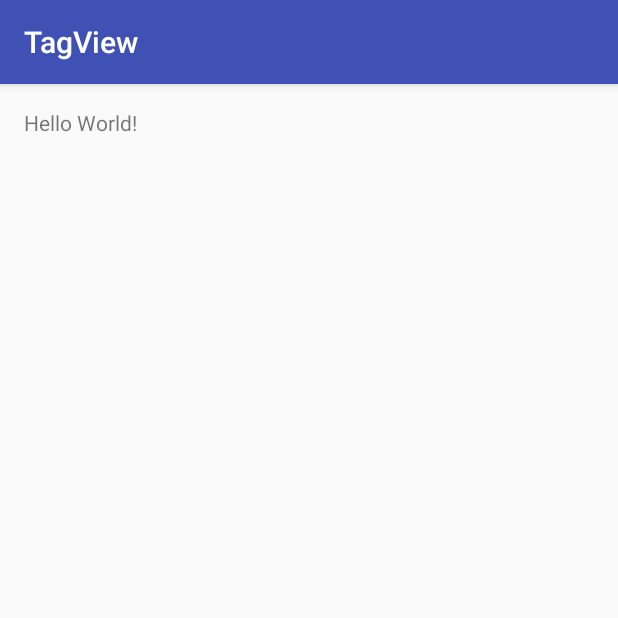
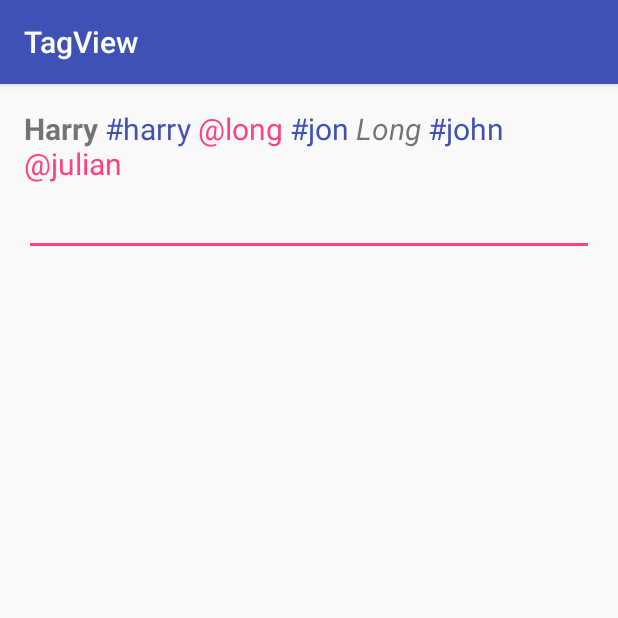
Before and after one commit to harrylefit/tagview, an Android app: the screen it shows after launch (MainActivity), on a phone screen of 412 x 824 dp, the top half of it. Run offline under Robolectric (Android 15) with nearby library versions, the phone set to English and light mode, and no system bars; libraries missing offline, so code that uses them is left out: com.labo.kaji.

Commit message:
done basic funtion

```diff
--- a/TagView/app/src/main/java/vn/eazy/example/MainActivity.java
+++ b/TagView/app/src/main/java/vn/eazy/example/MainActivity.java
@@ -1,13 +1,37 @@
 package vn.eazy.example;
 
+import android.os.Bundle;
 import android.support.v7.app.AppCompatActivity;
-import android.os.Bundle;
+import android.widget.Toast;
 
-public class MainActivity extends AppCompatActivity {
+import com.labo.kaji.relativepopupwindow.RelativePopupWindow.HorizontalPosition;
+import com.labo.kaji.relativepopupwindow.RelativePopupWindow.VerticalPosition;
+
+import vn.eazy.tagview.core.ActiveHashTag;
+import vn.eazy.tagview.list.ListViewPopup;
+import vn.eazy.tagview.widget.TagEditTextView;
+import vn.eazy.tagview.widget.TagTextView;
+
+public class MainActivity extends AppCompatActivity implements ActiveHashTag.OnHashTagClickListener {
+    private TagTextView tvContent;
+    private TagEditTextView tvInput;
 
     @Override
     protected void onCreate(Bundle savedInstanceState) {
         super.onCreate(savedInstanceState);
         setContentView(R.layout.activity_main);
+        tvContent = (TagTextView) findViewById(R.id.tvContent);
+        String content = "<b>Harry</b> #harry @long #jon <i>Long</i> #john @julian";
+        tvContent.appendText(content);
+        tvContent.setHashTagClickListener(this);
+
+        tvInput = (TagEditTextView) findViewById(R.id.tvInput);
+        tvInput.setHashTagClickListener(this);
+    }
+
+    @Override
+    public void onHashTagClicked(String hashTag) {
+        Toast.makeText(getApplicationContext(), hashTag, Toast.LENGTH_SHORT).show();
+        new ListViewPopup(tvInput.getContext()).showOnAnchor(tvInput, VerticalPosition.BELOW, HorizontalPosition.ALIGN_LEFT);
     }
 }
--- a/TagView/app/src/main/res/layout/activity_main.xml
+++ b/TagView/app/src/main/res/layout/activity_main.xml
@@ -1,6 +1,8 @@
 <?xml version="1.0" encoding="utf-8"?>
-<RelativeLayout xmlns:android="http://schemas.android.com/apk/res/android"
+<LinearLayout xmlns:android="http://schemas.android.com/apk/res/android"
+    xmlns:app="http://schemas.android.com/apk/res-auto"
     xmlns:tools="http://schemas.android.com/tools"
+    android:orientation="vertical"
     android:id="@+id/activity_main"
     android:layout_width="match_parent"
     android:layout_height="match_parent"
@@ -10,8 +12,25 @@
     android:paddingTop="@dimen/activity_vertical_margin"
     tools:context="vn.eazy.example.MainActivity">
 
-    <TextView
-        android:layout_width="wrap_content"
+    <vn.eazy.tagview.widget.TagTextView
+        android:id="@+id/tvContent"
+        android:layout_width="match_parent"
         android:layout_height="wrap_content"
-        android:text="Hello World!" />
-</RelativeLayout>
+        android:textSize="20sp"
+        app:ttv_color_hashtag="@color/colorPrimary"
+        app:ttv_color_mention="@color/colorAccent"
+        app:ttv_enable_hashtag="true"
+        app:ttv_enable_mention="true"
+        app:ttv_support_html="true" />
+
+    <vn.eazy.tagview.widget.TagEditTextView
+        android:id="@+id/tvInput"
+        android:layout_width="match_parent"
+        android:layout_height="wrap_content"
+        android:textSize="20sp"
+        app:ttv_color_hashtag="@color/colorPrimary"
+        app:ttv_color_mention="@color/colorAccent"
+        app:ttv_enable_hashtag="true"
+        app:ttv_enable_mention="true"
+        app:ttv_support_html="true" />
+</LinearLayout>
--- a/TagView/tagview/build.gradle
+++ b/TagView/tagview/build.gradle
@@ -22,11 +22,13 @@ android {
 }
 
 dependencies {
-    compile fileTree(dir: 'libs', include: ['*.jar'])
+    compile fileTree(include: ['*.jar'], dir: 'libs')
     androidTestCompile('com.android.support.test.espresso:espresso-core:2.2.2', {
         exclude group: 'com.android.support', module: 'support-annotations'
     })
     compile 'com.android.support:appcompat-v7:25.1.0'
     testCompile 'junit:junit:4.12'
-    compile 'com.github.fobid:linkable-text:0.1.4'
+    compile 'com.labo.kaji:relativepopupwindow:0.2.1'
+    compile 'com.android.support:cardview-v7:25.1.0'
+    compile 'com.android.support:recyclerview-v7:25.1.0'
 }
--- /dev/null
+++ b/TagView/tagview/src/main/java/vn/eazy/tagview/core/ActiveHashTag.java
@@ -0,0 +1,243 @@
+package vn.eazy.tagview.core;
+
+import android.text.Editable;
+import android.text.Spannable;
+import android.text.TextWatcher;
+import android.text.method.LinkMovementMethod;
+import android.text.style.CharacterStyle;
+import android.text.style.ForegroundColorSpan;
+import android.util.Log;
+import android.widget.TextView;
+
+import java.util.ArrayList;
+import java.util.LinkedHashSet;
+import java.util.List;
+import java.util.Set;
+
+import vn.eazy.tagview.widget.TagEditTextView;
+
+public final class ActiveHashTag implements ClickableColorSpan.OnHashTagClickListener {
+    private final String TAG = ActiveHashTag.class.getSimpleName();
+    private OnHashTagClickListener onHashTagClickListener;
+
+    public interface OnHashTagClickListener {
+        void onHashTagClicked(String hashTag);
+    }
+
+    private final List<Character> hashTagCharsList;
+    private TextView textView;
+    private int colorHashtag;
+    private int colorMention;
+
+    private boolean isEnableHashtag;
+    private boolean isEnableMention;
+
+    private String currContent = "";
+
+    private enum TYPE {
+        HASHTAG, MENTION;
+    }
+
+    public static final class Factory {
+
+        private Factory() {
+        }
+
+        public static ActiveHashTag create(int colorHashtag, int colorMention, boolean isEnableHashtag, boolean isEnableMention, OnHashTagClickListener listener) {
+            return new ActiveHashTag(colorHashtag, colorMention, listener, isEnableHashtag, isEnableMention, null);
+        }
+    }
+
+    private final TextWatcher textWatcher = new TextWatcher() {
+        @Override
+        public void beforeTextChanged(CharSequence s, int start, int count, int after) {
+        }
+
+        @Override
+        public void onTextChanged(CharSequence text, int start, int before, int count) {
+            if (text.length() > 0) {
+                resetColorizeText(text);
+                currContent = text.toString();
+            }
+        }
+
+        @Override
+        public void afterTextChanged(Editable s) {
+        }
+    };
+
+    private ActiveHashTag(int colorHashtag, int colorMention, OnHashTagClickListener listener, boolean isEnableHashtag, boolean isEnableMention, char... additionalHashTagCharacters) {
+        this.colorHashtag = colorHashtag;
+        this.colorMention = colorMention;
+        this.isEnableHashtag = isEnableHashtag;
+        this.isEnableMention = isEnableMention;
+        onHashTagClickListener = listener;
+        hashTagCharsList = new ArrayList<>();
+
+        if (null != additionalHashTagCharacters) {
+            for (char additionalChar : additionalHashTagCharacters) {
+                hashTagCharsList.add(additionalChar);
+            }
+        }
+    }
+
+    public void operate(TextView textView) {
+        operate(textView, true);
+    }
+
+    public void operate(TextView textView, boolean textWatcherEnable) {
+
+        if (null == this.textView) {
+            this.textView = textView;
+
+            if (textWatcherEnable) {
+                textView.addTextChangedListener(textWatcher);
+            }
+
+            textView.setText(textView.getText(), TextView.BufferType.SPANNABLE);
+
+            if (null != onHashTagClickListener) {
+                if (textWatcherEnable || null == textView.getMovementMethod()) {
+                    textView.setMovementMethod(LinkMovementMethod.getInstance());
+                }
+
+            } else {
+                // hash tags are not clickable
+            }
+
+            setColorsHashTags(textView.getText());
+        } else {
+            throw new RuntimeException("TextView is not null.");
+        }
+    }
+
+
+    private void resetColorizeText(CharSequence text) {
+        if (textView instanceof TagEditTextView) {
+            Spannable spannable = ((Spannable) textView.getText());
+
+            CharacterStyle[] spans = spannable.getSpans(0, text.length(), CharacterStyle.class);
+            for (CharacterStyle span : spans) {
+                spannable.removeSpan(span);
+            }
+        }
+
+        setColorsHashTags(text);
+    }
+
+    private void setColorsHashTags(CharSequence text) {
+        int startHash;
+
+        int index = 0;
+        while (index < text.length() - 1) {
+            char sign = text.charAt(index);
+            int nextNotLetter = index + 1;
+
+            switch (sign) {
+                case Constant.SHARP:
+                    if (isEnableHashtag) {
+                        startHash = index;
+                        nextNotLetter = searchNextValidHashTagChar(text, startHash);
+
+                        if (startHash == nextNotLetter) {
+                            nextNotLetter++;
+                        } else {
+                            setColorEndHashTag(startHash, nextNotLetter, TYPE.HASHTAG);
+                        }
+                    }
+                    break;
+                case Constant.AT:
+                    if (isEnableMention) {
+                        startHash = index;
+                        nextNotLetter = searchNextValidHashTagChar(text, startHash);
+
+                        if (startHash == nextNotLetter) {
+                            nextNotLetter++;
+                        } else {
+                            setColorEndHashTag(startHash, nextNotLetter, TYPE.MENTION);
+                        }
+                    }
+                    break;
+            }
+            index = nextNotLetter;
+        }
+    }
+
+
+    private int searchNextValidHashTagChar(CharSequence text, int start) {
+
+        int nextNotLetter = -1; // skip '#"
+        for (int index = start + 1; index < text.length(); index++) {
+            char prevLetter = text.charAt(index - 1);
+            char sign = text.charAt(index);
+
+            if (Constant.SHARP == prevLetter) {
+                if ((Constant.SHARP == sign) || (Constant.SPACE == sign)) {
+                    nextNotLetter = start;
+                    break;
+                }
+            }
+
+            boolean isValidSign = Character.isLetterOrDigit(sign) || hashTagCharsList.contains(sign);
+            if (!isValidSign) {
+                nextNotLetter = index;
+                break;
+            }
+        }
+        if (-1 == nextNotLetter) {
+            //end of text
+            nextNotLetter = text.length();
+        }
+        return nextNotLetter;
+    }
+
+
+    private void setColorEndHashTag(int startIndex, int nextNotLetter, TYPE type) {
+        try {
+            Spannable s = (Spannable) textView.getText();
+
+            CharacterStyle span;
+
+            if (onHashTagClickListener != null) {
+                span = new ClickableColorSpan(type == TYPE.HASHTAG ? colorHashtag : colorMention, this);
+            } else {
+                span = new ForegroundColorSpan(type == TYPE.HASHTAG ? colorHashtag : colorMention);
+            }
+
+            if (-1 < startIndex && -1 < nextNotLetter && startIndex < nextNotLetter) {
+                s.setSpan(span, startIndex, nextNotLetter, Spannable.SPAN_EXCLUSIVE_EXCLUSIVE);
+            }
+
+        } catch (Exception e) {
+            Log.e(TAG, " setColorEndHashTag e " + e.getMessage() + " startIndex:: " + startIndex + " nextNotLetter:: " + nextNotLetter);
+        }
+    }
+
+    public List<String> getAllHashTags(boolean withHashes) {
+
+        String text = textView.getText().toString();
+        Spannable spannable = (Spannable) textView.getText();
+
+        Set<String> hashTags = new LinkedHashSet<>();
+
+        for (CharacterStyle span : spannable.getSpans(0, text.length(), CharacterStyle.class)) {
+            hashTags.add(
+                    text.substring(!withHashes ? spannable.getSpanStart(span) + 1/*skip "#" sign*/
+                                    : spannable.getSpanStart(span),
+                            spannable.getSpanEnd(span)));
+        }
+
+        if (null != hashTags) Log.d(TAG, " getAllHashTags hashTags result " + hashTags);
+
+        return new ArrayList<>(hashTags);
+    }
+
+    public List<String> getAllHashTags() {
+        return getAllHashTags(false);
+    }
+
+    @Override
+    public void onHashTagClicked(String hashTag) {
+        onHashTagClickListener.onHashTagClicked(hashTag);
+    }
+}
--- /dev/null
+++ b/TagView/tagview/src/main/java/vn/eazy/tagview/core/ClickableColorSpan.java
@@ -0,0 +1,47 @@
+package vn.eazy.tagview.core;
+
+
+import android.support.annotation.ColorInt;
+import android.text.Spanned;
+import android.text.TextPaint;
+import android.text.style.ClickableSpan;
+import android.view.View;
+import android.widget.TextView;
+
+public class ClickableColorSpan extends ClickableSpan {
+
+    private OnHashTagClickListener onHashTagClickListener;
+
+    public interface OnHashTagClickListener {
+        void onHashTagClicked(String hashTag);
+    }
+
+    private final int color;
+
+    public ClickableColorSpan(@ColorInt int color, OnHashTagClickListener listener) {
+        this.color = color;
+        onHashTagClickListener = listener;
+
+        if (onHashTagClickListener == null) {
+            throw new RuntimeException("click listener is null");
+        }
+
+    }
+
+    @Override
+    public void updateDrawState(TextPaint ds) {
+        ds.setColor(color);
+    }
+
+    @Override
+    public void onClick(View widget) {
+        CharSequence text = ((TextView) widget).getText();
+
+        Spanned spanned = (Spanned) text;
+        int start = spanned.getSpanStart(this);
+        int end = spanned.getSpanEnd(this);
+
+        onHashTagClickListener.onHashTagClicked(text.subSequence(start + 1/*skip "#" sign*/, end).toString());
+
+    }
+}
--- /dev/null
+++ b/TagView/tagview/src/main/java/vn/eazy/tagview/widget/TagEditTextView.java
@@ -0,0 +1,115 @@
+package vn.eazy.tagview.widget;
+
+import android.content.Context;
+import android.content.res.TypedArray;
+import android.graphics.Color;
+import android.graphics.Typeface;
+import android.text.Html;
+import android.text.TextUtils;
+import android.util.AttributeSet;
+import android.widget.EditText;
+
+import vn.eazy.tagview.R;
+import vn.eazy.tagview.core.ActiveHashTag;
+
+/**
+ * Created by Harry on 2/10/17.
+ */
+
+public class TagEditTextView extends EditText {
+    private boolean isSupportHtml;
+    private boolean isEnableHashtag;
+    private boolean isEnableMention;
+    private int colorHashtag;
+    private int colorMention;
+
+    private ActiveHashTag activeHashTag;
+
+    private ActiveHashTag.OnHashTagClickListener hashTagClickListener;
+
+    public TagEditTextView(Context context) {
+        super(context);
+        init(null);
+    }
+
+    public TagEditTextView(Context context, AttributeSet attrs) {
+        super(context, attrs);
+        init(attrs);
+    }
+
+    public TagEditTextView(Context context, AttributeSet attrs, int defStyleAttr) {
+        super(context, attrs, defStyleAttr);
+        init(attrs);
+    }
+
+    private void init(AttributeSet attrs) {
+        if (attrs != null) {
+            TypedArray typedArray = getContext().obtainStyledAttributes(attrs, R.styleable.TagTextView);
+            isSupportHtml = typedArray.getBoolean(R.styleable.TagTextView_ttv_support_html, false);
+            isEnableHashtag = typedArray.getBoolean(R.styleable.TagTextView_ttv_enable_hashtag, false);
+            isEnableMention = typedArray.getBoolean(R.styleable.TagTextView_ttv_enable_mention, false);
+            colorHashtag = typedArray.getColor(R.styleable.TagTextView_ttv_color_hashtag, Color.BLACK);
+            colorMention = typedArray.getColor(R.styleable.TagTextView_ttv_color_mention, Color.BLACK);
+            String font = typedArray.getString(R.styleable.TagTextView_ttv_font);
+            if (!TextUtils.isEmpty(font)) {
+                setTypeface(Typeface.createFromAsset(getContext().getAssets(), font));
+            }
+            typedArray.recycle();
+        }
+        setHighlightColor(Color.TRANSPARENT);
+        createActiveHashTag();
+    }
+
+    private final void createActiveHashTag() {
+        activeHashTag = ActiveHashTag.Factory.create(colorHashtag,colorMention, isEnableHashtag, isEnableMention, hashTagClickListener);
+        activeHashTag.operate(this);
+    }
+
+    public void appendText(String content) {
+        if (isSupportHtml) {
+            setText(Html.fromHtml(content));
+        } else {
+            setText(content);
+        }
+    }
+
+    @Deprecated
+    @Override
+    public void setText(CharSequence text, BufferType type) {
+        super.setText(text, type);
+    }
+
+    public void setSupportHtml(boolean isSupportHtml) {
+        this.isSupportHtml = isSupportHtml;
+        invalidate();
+    }
+
+    public void enableHashtag(boolean isEnableHashtag) {
+        this.isEnableHashtag = isEnableHashtag;
+    }
+
+    public void enableMention(boolean isEnableMention) {
+        this.isEnableMention = isEnableMention;
+    }
+
+    public boolean isSupportHtml() {
+        return isSupportHtml;
+    }
+
+    public boolean isEnableHashtag() {
+        return isEnableHashtag;
+    }
+
+    public boolean isEnableMention() {
+        return isEnableMention;
+    }
+
+    public void setColorForLinkable(int color) {
+
+    }
+
+    public void setHashTagClickListener(ActiveHashTag.OnHashTagClickListener hashTagClickListener) {
+        this.hashTagClickListener = hashTagClickListener;
+        createActiveHashTag();
+    }
+}
--- /dev/null
+++ b/TagView/tagview/src/main/java/vn/eazy/tagview/widget/TagTextView.java
@@ -0,0 +1,115 @@
+package vn.eazy.tagview.widget;
+
+import android.content.Context;
+import android.content.res.TypedArray;
+import android.graphics.Color;
+import android.graphics.Typeface;
+import android.text.Html;
+import android.text.TextUtils;
+import android.util.AttributeSet;
+import android.widget.TextView;
+
+import vn.eazy.tagview.R;
+import vn.eazy.tagview.core.ActiveHashTag;
+
+/**
+ * Created by Harry on 2/10/17.
+ */
+
+public class TagTextView extends TextView {
+    private boolean isSupportHtml;
+    private boolean isEnableHashtag;
+    private boolean isEnableMention;
+    private int colorHashtag;
+    private int colorMention;
+
+    private ActiveHashTag activeHashTag;
+
+    private ActiveHashTag.OnHashTagClickListener hashTagClickListener;
+
+    public TagTextView(Context context) {
+        super(context);
+        init(null);
+    }
+
+    public TagTextView(Context context, AttributeSet attrs) {
+        super(context, attrs);
+        init(attrs);
+    }
+
+    public TagTextView(Context context, AttributeSet attrs, int defStyleAttr) {
+        super(context, attrs, defStyleAttr);
+        init(attrs);
+    }
+
+    private void init(AttributeSet attrs) {
+        if (attrs != null) {
+            TypedArray typedArray = getContext().obtainStyledAttributes(attrs, R.styleable.TagTextView);
+            isSupportHtml = typedArray.getBoolean(R.styleable.TagTextView_ttv_support_html, false);
+            isEnableHashtag = typedArray.getBoolean(R.styleable.TagTextView_ttv_enable_hashtag, false);
+            isEnableMention = typedArray.getBoolean(R.styleable.TagTextView_ttv_enable_mention, false);
+            colorHashtag = typedArray.getColor(R.styleable.TagTextView_ttv_color_hashtag, Color.BLACK);
+            colorMention = typedArray.getColor(R.styleable.TagTextView_ttv_color_mention, Color.BLACK);
+            String font = typedArray.getString(R.styleable.TagTextView_ttv_font);
+            if (!TextUtils.isEmpty(font)) {
+                setTypeface(Typeface.createFromAsset(getContext().getAssets(), font));
+            }
+            typedArray.recycle();
+        }
+        setHighlightColor(Color.TRANSPARENT);
+        createActiveHashTag();
+    }
+
+    private final void createActiveHashTag() {
+        activeHashTag = ActiveHashTag.Factory.create(colorHashtag,colorMention, isEnableHashtag, isEnableMention, hashTagClickListener);
+        activeHashTag.operate(this);
+    }
+
+    public void appendText(String content) {
+        if (isSupportHtml) {
+            setText(Html.fromHtml(content));
+        } else {
+            setText(content);
+        }
+    }
+
+    @Deprecated
+    @Override
+    public void setText(CharSequence text, BufferType type) {
+        super.setText(text, type);
+    }
+
+    public void setSupportHtml(boolean isSupportHtml) {
+        this.isSupportHtml = isSupportHtml;
+        invalidate();
+    }
+
+    public void enableHashtag(boolean isEnableHashtag) {
+        this.isEnableHashtag = isEnableHashtag;
+    }
+
+    public void enableMention(boolean isEnableMention) {
+        this.isEnableMention = isEnableMention;
+    }
+
+    public boolean isSupportHtml() {
+        return isSupportHtml;
+    }
+
+    public boolean isEnableHashtag() {
+        return isEnableHashtag;
+    }
+
+    public boolean isEnableMention() {
+        return isEnableMention;
+    }
+
+    public void setColorForLinkable(int color) {
+
+    }
+
+    public void setHashTagClickListener(ActiveHashTag.OnHashTagClickListener hashTagClickListener) {
+        this.hashTagClickListener = hashTagClickListener;
+        createActiveHashTag();
+    }
+}
```
Also changed, not shown: TagView/tagview/src/main/java/vn/eazy/tagview/core/Constant.java (added, +7 -0 lines), TagView/tagview/src/main/java/vn/eazy/tagview/list/ListViewPopup.java (added, +74 -0 lines), TagView/tagview/src/main/res/layout/listview_popup.xml (added, +11 -0 lines), TagView/tagview/src/main/res/values/styles.xml (added, +11 -0 lines).
